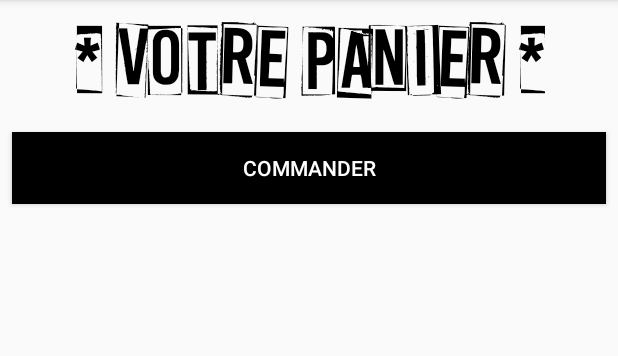
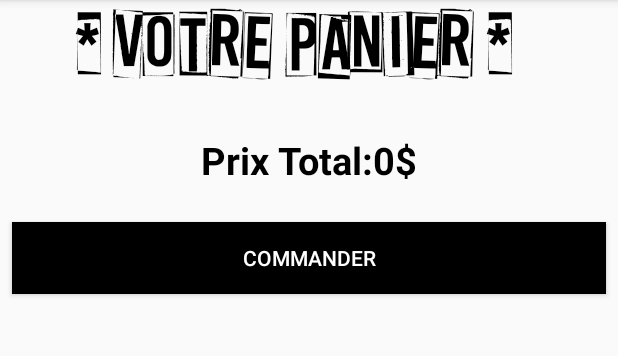
Before and after one commit to OnMyLevel/Bance_Project_2, an Android app: the Detailsctivity screen opened directly, with no data from a screen before it, after a tap on an icon or button, on a phone screen of 412 x 824 dp, the part 84-440 px from its top. Run offline under Robolectric (Android 15) with nearby library versions, the phone set to English and light mode, and no system bars; our stand-ins replace Firebase (no records; nobody signed in at launch, a user with empty details on screens opened directly), Picasso; pictures from the network do not load; 1 statement that could not run was skipped.

Commit message:
Version 0.2

```diff
--- a/app/src/main/java/com/example/christanismerilbanzouzi/bance_project/AccountActivity.java
+++ b/app/src/main/java/com/example/christanismerilbanzouzi/bance_project/AccountActivity.java
@@ -25,7 +25,6 @@ public class AccountActivity extends AppCompatActivity {
     TextView currentUser;
     TextView commandeUser;
     Fragment fragment;
-
 
     @Override
     protected void onCreate(Bundle savedInstanceState) {
--- a/app/src/main/java/com/example/christanismerilbanzouzi/bance_project/Adapter/ArticleLongAdapter.java
+++ b/app/src/main/java/com/example/christanismerilbanzouzi/bance_project/Adapter/ArticleLongAdapter.java
@@ -8,7 +8,6 @@ import android.view.ViewGroup;
 import android.widget.ImageView;
 import android.widget.TextView;
 
-import com.example.christanismerilbanzouzi.bance_project.Interface.ItemClickListener;
 import com.example.christanismerilbanzouzi.bance_project.Model.ArticleLong;
 import com.example.christanismerilbanzouzi.bance_project.R;
 import com.squareup.picasso.Picasso;
@@ -39,8 +38,8 @@ public class ArticleLongAdapter extends RecyclerView.Adapter<ArticleLongAdapter.
 
     @Override
     public ArticleLongViewHolder onCreateViewHolder(ViewGroup parent, int viewType) {
+
         View V= LayoutInflater.from(context).inflate(R.layout.cardview,parent,false);
-
         return new ArticleLongViewHolder(V);
     }
 
@@ -51,7 +50,6 @@ public class ArticleLongAdapter extends RecyclerView.Adapter<ArticleLongAdapter.
         String imageUrl = currenItem.getImage();
         String name = currenItem.getName();
         String price=currenItem.getPrice();
-
         holder.textView.setText(name);
         holder.textViewT.setText("Price:"+price+"$");
         Picasso.with(context).load(imageUrl).fit().centerInside().into(holder.imageView);
--- a/app/src/main/java/com/example/christanismerilbanzouzi/bance_project/Authentification.java
+++ b/app/src/main/java/com/example/christanismerilbanzouzi/bance_project/Authentification.java
@@ -25,13 +25,13 @@ public class Authentification extends AppCompatActivity {
 
     @Override
     protected void onCreate(Bundle savedInstanceState) {
+
         super.onCreate(savedInstanceState);
         setContentView(R.layout.activity_authentification);
 
         editId = (EditText) findViewById(R.id.editId);
         editPassword = (EditText) findViewById(R.id.editPassword);
         btnSignIn = (Button) findViewById(R.id.btnSignIn);
-
 
         //initFireBase
         final FirebaseDatabase database = FirebaseDatabase.getInstance();
@@ -87,6 +87,4 @@ public class Authentification extends AppCompatActivity {
         Common.currentUser= userTmp;
         startActivity(detailsIntent);
     }
-
-
 }
--- a/app/src/main/java/com/example/christanismerilbanzouzi/bance_project/Common/Common.java
+++ b/app/src/main/java/com/example/christanismerilbanzouzi/bance_project/Common/Common.java
@@ -11,4 +11,5 @@ public class Common {
     public static User currentUser;
     public static String droits= new String("");
     public static boolean Pop= true;
+    public  static  int   total=0;
 }
--- a/app/src/main/java/com/example/christanismerilbanzouzi/bance_project/Detailsctivity.java
+++ b/app/src/main/java/com/example/christanismerilbanzouzi/bance_project/Detailsctivity.java
@@ -17,6 +17,7 @@ import android.widget.ImageView;
 import android.widget.TextView;
 import android.widget.Toast;
 
+import com.example.christanismerilbanzouzi.bance_project.Common.Common;
 import com.example.christanismerilbanzouzi.bance_project.Model.Article;
 import com.google.firebase.database.DatabaseReference;
 import com.google.firebase.database.FirebaseDatabase;
@@ -38,16 +39,15 @@ public class Detailsctivity extends AppCompatActivity {
     TextView textView;
     Button btn_ajouter;
     String imageUri;
-
     private Toolbar myToolBar;
     private StorageReference mStorageRef;
     private DatabaseReference mDatabaseRef;
 
     @Override
     protected void onCreate(Bundle savedInstanceState) {
+
         super.onCreate(savedInstanceState);
         setContentView(R.layout.activity_detailsctivity);
-
         myToolBar =findViewById(R.id.toolbar);
         setSupportActionBar(myToolBar);
 
@@ -61,23 +61,17 @@ public class Detailsctivity extends AppCompatActivity {
         prix = (TextView) findViewById(R.id.price_article);
         desc= (TextView) findViewById(R.id.description_article);
         nameAcrticle = (TextView) findViewById(R.id.name_article);
-
         mStorageRef = FirebaseStorage.getInstance().getReference("Article");
         mDatabaseRef = FirebaseDatabase.getInstance().getReference("Article");
-
         imageUri = image;
-
-        prix.setText(price+"$");
+        prix.setText(price+"");
         nameAcrticle.setText(name);
         desc.setText(descString);
-
         Picasso.with(this).load(image).fit().centerInside().into(imageView);
         textView = (TextView) findViewById(R.id.text_titleId);
         Typeface myCust= Typeface.createFromAsset(getAssets(),"fonts/A_Box_For.ttf");
         textView.setTypeface(myCust);
-
         btn_ajouter = (Button) findViewById(R.id.btn_ajouter);
-
         btn_ajouter.setOnClickListener(new View.OnClickListener() {
             @Override
             public void onClick(View view) {
@@ -153,11 +147,10 @@ public class Detailsctivity extends AppCompatActivity {
             Article upload = new Article(nameAcrticle.getText().toString(),imageUri.toString(),prix.getText().toString());
             String uploadId = mDatabaseRef.push().getKey();
             mDatabaseRef.child(uploadId).setValue(upload);
+            Common.total+= Integer.valueOf(upload.getPrice());
             Toast.makeText(this," Ajouter au Pannier ",Toast.LENGTH_SHORT).show();
-
         }else{
             Toast.makeText(this,"Pas d'Ajout d'article ",Toast.LENGTH_SHORT).show();
         }
-
     }
 }
--- a/app/src/main/java/com/example/christanismerilbanzouzi/bance_project/Droit.java
+++ b/app/src/main/java/com/example/christanismerilbanzouzi/bance_project/Droit.java
@@ -31,6 +31,7 @@ public class Droit extends AppCompatActivity {
 
     @Override
     protected void onCreate(Bundle savedInstanceState) {
+
         Log.i("Texte", "onCreate: DROIT");
         super.onCreate(savedInstanceState);
         setContentView(R.layout.activity_droit);
--- a/app/src/main/java/com/example/christanismerilbanzouzi/bance_project/HomeActivity.java
+++ b/app/src/main/java/com/example/christanismerilbanzouzi/bance_project/HomeActivity.java
@@ -31,7 +31,6 @@ public class HomeActivity extends AppCompatActivity {
 
         super.onCreate(savedInstanceState);
         setContentView(R.layout.activity_home);
-
         myToolBar =findViewById(R.id.toolbar);
         setSupportActionBar(myToolBar);
         myToolBar.setTitle("Home");
@@ -49,7 +48,6 @@ public class HomeActivity extends AppCompatActivity {
         textNews = (TextView) findViewById(R.id.titleNews);
         Typeface myCust= Typeface.createFromAsset(getAssets(),"fonts/A_Box_For.ttf");
         textNews.setTypeface(myCust);
-
     }
 
     @Override
--- a/app/src/main/java/com/example/christanismerilbanzouzi/bance_project/MainActivity.java
+++ b/app/src/main/java/com/example/christanismerilbanzouzi/bance_project/MainActivity.java
@@ -25,7 +25,5 @@ public class MainActivity extends AppCompatActivity {
                  finish();
              }
          },SPLASH_TIME_OUT);
-
-
     }
 }
--- a/app/src/main/java/com/example/christanismerilbanzouzi/bance_project/ShopActivity.java
+++ b/app/src/main/java/com/example/christanismerilbanzouzi/bance_project/ShopActivity.java
@@ -52,12 +52,13 @@ public class ShopActivity extends AppCompatActivity {
     DatabaseReference article;
     RecyclerView recycler_article;
     RecyclerView.LayoutManager layoutManager;
-    TextView titrePannier;
+    TextView titrePannier,prixTotal;
     Button  commander;
     private NotificationManager notifManager;
 
     @Override
     protected void onCreate(Bundle savedInstanceState) {
+
         super.onCreate(savedInstanceState);
         setContentView(R.layout.activity_shop);
         myToolBar = findViewById(toolbar);
@@ -74,11 +75,12 @@ public class ShopActivity extends AppCompatActivity {
         layoutManager = new LinearLayoutManager(this);
         recycler_article.setLayoutManager(layoutManager);
         titrePannier = (TextView) findViewById(R.id.titrePannier);
+        prixTotal = (TextView) findViewById(R.id.totalPrice);
+        prixTotal.setText("Prix Total:"+Common.total+"$");
+        Log.i("TOTAL", "TOTAL"+Common.total);
         Typeface myCust = Typeface.createFromAsset(getAssets(), "fonts/A_Box_For.ttf");
         titrePannier.setTypeface(myCust);
-
         commander = (Button) findViewById(R.id.commander);
-
         commander.setOnClickListener(new View.OnClickListener() {
             @Override
             public void onClick(View view) {
@@ -109,7 +111,6 @@ public class ShopActivity extends AppCompatActivity {
 
     private void notificationSet(){
 
-
         final int NOTIFY_ID = 1002;
         // There are hardcoding only for show it's just strings
         String name = "my_package_channel";
@@ -135,7 +136,6 @@ public class ShopActivity extends AppCompatActivity {
                 mChannel.setVibrationPattern(new long[]{100, 200, 300, 400, 500, 400, 300, 200, 400});
                 notifManager.createNotificationChannel(mChannel);
             }
-
             builder = new NotificationCompat.Builder(this, id);
             intent = new Intent(this, MainActivity.class);
             intent.setFlags(Intent.FLAG_ACTIVITY_CLEAR_TOP | Intent.FLAG_ACTIVITY_SINGLE_TOP);
@@ -164,10 +164,8 @@ public class ShopActivity extends AppCompatActivity {
                     .setVibrate(new long[]{100, 200, 300, 400, 500, 400, 300, 200, 400})
                     .setPriority(Notification.PRIORITY_HIGH);
         }
-
         Notification notification = builder.build();
         notifManager.notify(NOTIFY_ID, notification);
-
     }
 
     @Override
@@ -251,6 +249,7 @@ public class ShopActivity extends AppCompatActivity {
                         Log.i("TEST", "populateViewHolder: "+model.toString());
                         viewHolder.setName(model.getName());
                         viewHolder.setPrice(String.valueOf(model.getPrice()));
+                        Common.total+=Integer.valueOf(model.getPrice());
                         viewHolder.setImage(getApplicationContext(),model.getImage());
                     }
                 };
--- a/app/src/main/res/layout/activity_account.xml
+++ b/app/src/main/res/layout/activity_account.xml
@@ -56,7 +56,7 @@
         android:text="@string/nombre_de_commande"
         android:textAlignment="center"
         android:textColor="@color/colorBlack"
-        android:textSize="15sp"
+        android:textSize="17sp"
         android:textStyle="bold"
         app:layout_constraintBottom_toBottomOf="parent"
         app:layout_constraintEnd_toEndOf="parent"
--- a/app/src/main/res/layout/activity_detailsctivity.xml
+++ b/app/src/main/res/layout/activity_detailsctivity.xml
@@ -16,14 +16,14 @@
         android:layout_width="match_parent"
         android:layout_height="wrap_content"
         android:text="@string/deailles"
+        android:textAlignment="center"
         android:textColor="@color/colorBlack"
-        android:textSize="50sp"
-        android:textAlignment="center"/>
+        android:textSize="50sp" />
 
     <ImageView
         android:id="@+id/image_details"
         android:layout_width="match_parent"
-        android:layout_height="275dp"
+        android:layout_height="245dp"
         android:layout_marginTop="-25dp"
         android:contentDescription="@string/image_artcicle"
         android:src="@drawable/wywffcah_400x400" />
--- a/app/src/main/res/layout/activity_droit.xml
+++ b/app/src/main/res/layout/activity_droit.xml
@@ -4,6 +4,7 @@
     xmlns:tools="http://schemas.android.com/tools"
     android:layout_width="match_parent"
     android:layout_height="match_parent"
+    android:scrollbars="vertical"
     tools:context="com.example.christanismerilbanzouzi.bance_project.Droit">
     <include
         android:id="@+id/toolbar"
--- a/app/src/main/res/layout/activity_shop.xml
+++ b/app/src/main/res/layout/activity_shop.xml
@@ -12,22 +12,22 @@
     <android.support.v7.widget.RecyclerView
         android:layout_width="wrap_content"
         android:layout_height="match_parent"
-        android:layout_marginTop="200dp"
+        android:layout_marginTop="260dp"
         android:layout_marginStart="20dp"
         android:id="@+id/myrecyclerView">
     </android.support.v7.widget.RecyclerView>
 
     <TextView
         android:id="@+id/titrePannier"
-        android:layout_width="wrap_content"
-        android:layout_height="wrap_content"
-        android:layout_marginEnd="8dp"
-        android:layout_marginStart="8dp"
-        android:layout_marginTop="8dp"
-        android:textSize="60sp"
+        android:layout_width="match_parent"
+        android:layout_height="81dp"
+        android:layout_marginStart="50dp"
+        android:layout_marginEnd="0dp"
+        android:text="@string/votre_pannier"
         android:textColor="@color/colorBlack"
-        android:text="@string/votre_pannier"
+        android:textSize="55sp"
         app:layout_constraintEnd_toEndOf="parent"
+        app:layout_constraintHorizontal_bias="0.0"
         app:layout_constraintStart_toStartOf="parent"
         app:layout_constraintTop_toBottomOf="@+id/toolbar" />
 
@@ -38,11 +38,26 @@
         android:layout_marginBottom="8dp"
         android:layout_marginEnd="8dp"
         android:layout_marginStart="8dp"
-        android:layout_marginTop="8dp"
+        android:background="@color/colorBlack"
         android:text="@string/commander"
         android:textColor="@color/colorWhite"
-        android:background="@color/colorBlack"
         app:layout_constraintBottom_toTopOf="@+id/myrecyclerView"
+        app:layout_constraintEnd_toEndOf="parent"
+        app:layout_constraintHorizontal_bias="0.0"
+        app:layout_constraintStart_toStartOf="parent" />
+
+    <TextView
+        android:id="@+id/totalPrice"
+        android:layout_width="match_parent"
+        android:layout_height="41dp"
+        android:layout_marginEnd="8dp"
+        android:layout_marginStart="8dp"
+        android:layout_marginTop="8dp"
+        android:text="@string/total"
+        android:textStyle="bold"
+        android:textSize="25sp"
+        android:textAlignment="center"
+        android:textColor="@color/colorBlack"
         app:layout_constraintEnd_toEndOf="parent"
         app:layout_constraintStart_toStartOf="parent"
         app:layout_constraintTop_toBottomOf="@+id/titrePannier" />
--- a/app/src/main/res/values/strings.xml
+++ b/app/src/main/res/values/strings.xml
@@ -57,4 +57,6 @@
     <string name="carte_bancaire">Carte Bancaire</string>
     <string name="adresse_atcuel">Adresse Atcuel</string>
     <string name="deconecxion">Deconecxion</string>
+    <string name="montant_total">Montant Total</string>
+    <string name="total">Total</string>
 </resources>
```
Also changed, not shown: app/src/main/java/com/example/christanismerilbanzouzi/bance_project/CaddyActivity.java (+2 -9 lines).
